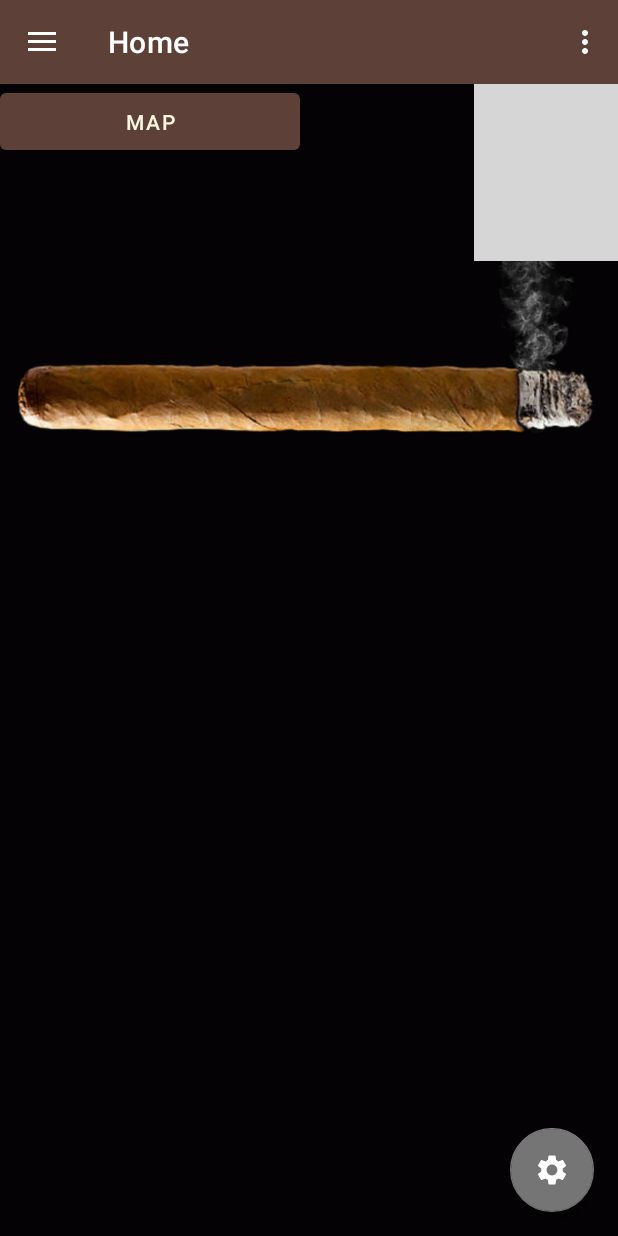
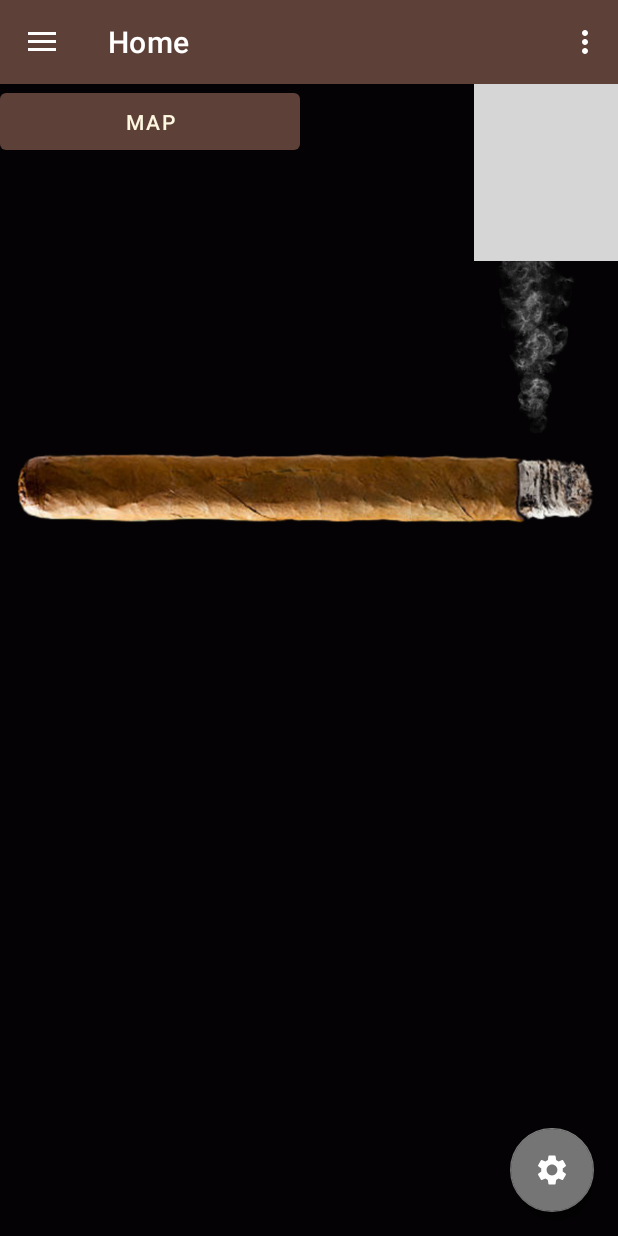
Before and after one commit to brendonmehdi/CigarLuxe, an Android app: the screen it shows after launch (MainActivity), on a phone screen of 412 x 824 dp. Run offline under Robolectric (Android 15) with nearby library versions, the phone set to English and light mode, and no system bars; our stand-ins replace navigation-ui; plain views replace FButton; grey boxes are pictures that could not be loaded.

Commit message:
COMMIT FOR CHECKOUT

```diff
--- a/app/src/main/res/layout/fragment_home.xml
+++ b/app/src/main/res/layout/fragment_home.xml
@@ -31,6 +31,7 @@
         android:id="@+id/imageView3"
         android:layout_width="410dp"
         android:layout_height="416dp"
+        android:layout_marginTop="60dp"
         android:rotation="180"
         android:src="@drawable/singlecigar"
         app:layout_constraintEnd_toEndOf="parent"
```
